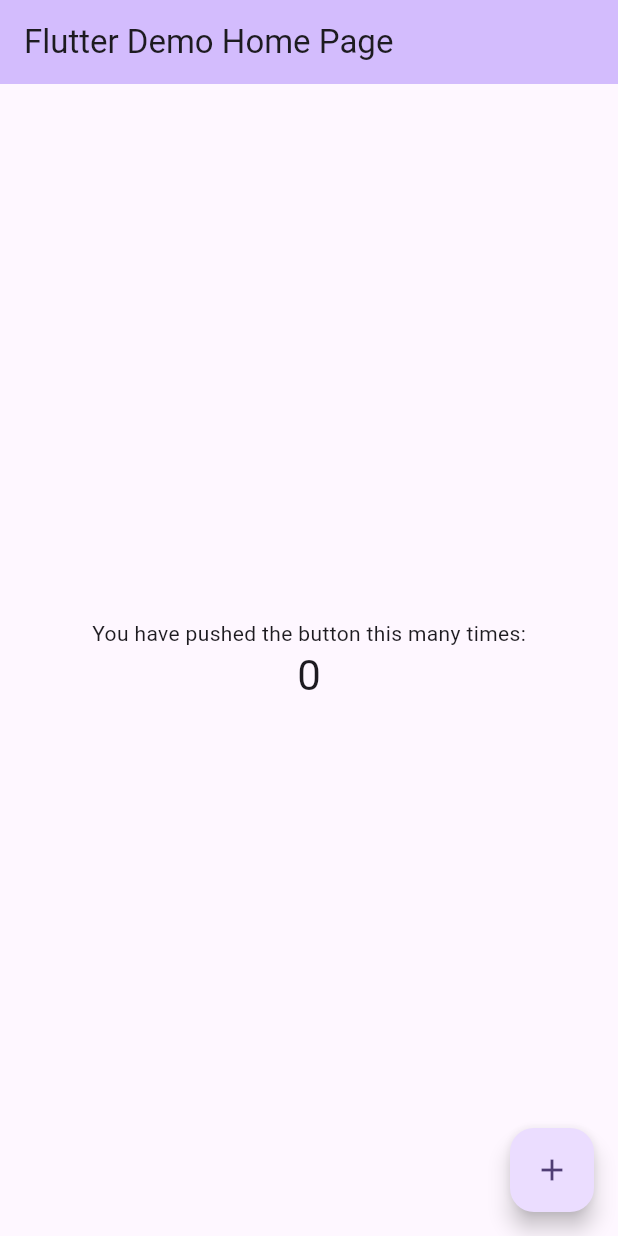
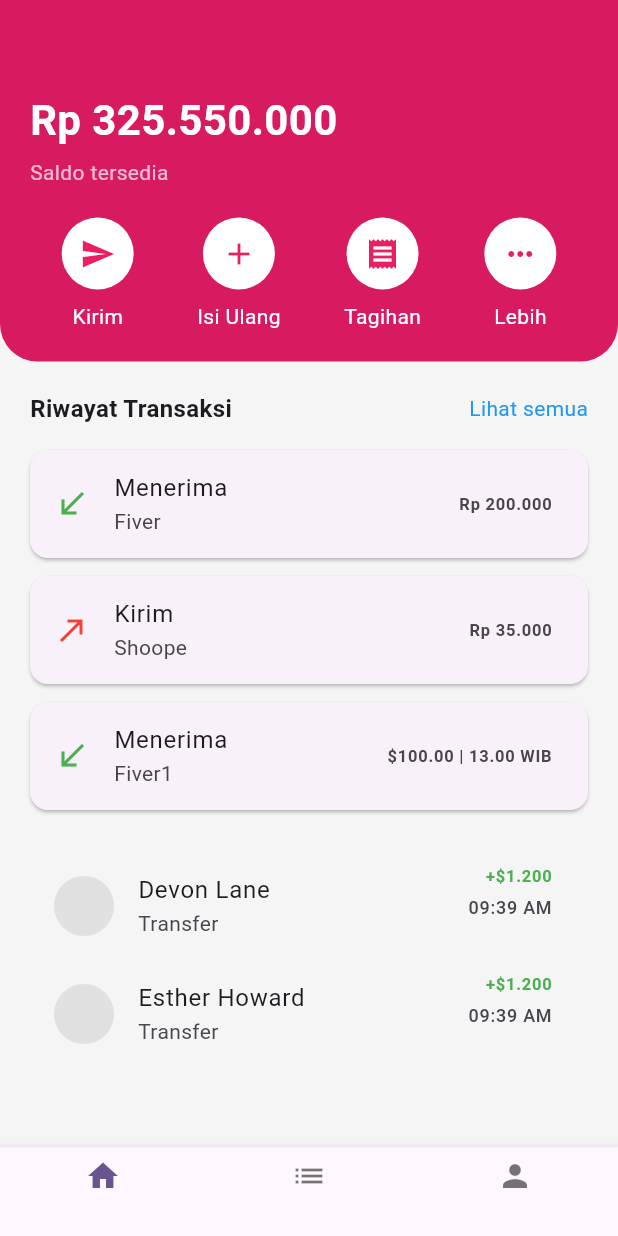
Before and after one commit to llyuww/project_dompetku, a Flutter app: the screen it shows after launch, on a phone screen of 412 x 824 dp. Run offline on Flutter 3.47's test engine with Material 3 defaults, Android fonts, the phone set to English and light mode, and no system bars.

Commit message:
Tambah File Dashboard

```diff
--- /dev/null
+++ b/lib/dashboard_screen.dart
@@ -0,0 +1,168 @@
+import 'package:flutter/material.dart';
+
+class DashboardScreen
+ extends StatefulWidget {
+  @override
+  _DashboardScreenState createState() => _DashboardScreenState();
+}
+
+class _DashboardScreenState extends State<DashboardScreen> {
+  @override
+  Widget build(BuildContext context) {
+    return Scaffold(
+      backgroundColor: Colors.grey.shade100,
+      body: Column(
+        children: [
+          // Header
+          Container(
+            padding: EdgeInsets.only(top: 60, left: 20, right: 20, bottom: 20),
+            decoration: BoxDecoration(
+              color: Colors.pink.shade600,
+              borderRadius: BorderRadius.vertical(
+                bottom: Radius.circular(25),
+              ),
+            ),
+            child: Column(
+              crossAxisAlignment: CrossAxisAlignment.start,
+              children: [
+                Text(
+                  'Rp 325.550.000',
+                  style: TextStyle(
+                    fontSize: 28,
+                    fontWeight: FontWeight.bold,
+                    color: Colors.white,
+                  ),
+                ),
+                SizedBox(height: 5),
+                Text(
+                  'Saldo tersedia',
+                  style: TextStyle(
+                    color: Colors.white70,
+                    fontSize: 14,
+                  ),
+                ),
+                SizedBox(height: 20),
+                Row(
+                  mainAxisAlignment: MainAxisAlignment.spaceAround,
+                  children: [
+                    actionButton(Icons.send, 'Kirim'),
+                    actionButton(Icons.add, 'Isi Ulang'),
+                    actionButton(Icons.receipt, 'Tagihan'),
+                    actionButton(Icons.more_horiz, 'Lebih'),
+                  ],
+                )
+              ],
+            ),
+          ),
+
+          // Riwayat Transaksi
+          Expanded(
+            child: ListView(
+              padding: EdgeInsets.all(20),
+              children: [
+                Row(
+                  mainAxisAlignment: MainAxisAlignment.spaceBetween,
+                  children: [
+                    Text(
+                      'Riwayat Transaksi',
+                      style: TextStyle(fontWeight: FontWeight.bold, fontSize: 16),
+                    ),
+                    Text(
+                      'Lihat semua',
+                      style: TextStyle(color: Colors.blue),
+                    ),
+                  ],
+                ),
+                SizedBox(height: 16),
+                transactionTile('Menerima', 'Fiver', 'Rp 200.000'),
+                transactionTile('Kirim', 'Shoope', 'Rp 35.000'),
+                transactionTile('Menerima', 'Fiver1', '\$100.00 | 13.00 WIB'),
+                SizedBox(height: 16),
+                historyItem('Devon Lane', '+\$1.200', '09:39 AM'),
+                historyItem('Esther Howard', '+\$1.200', '09:39 AM'),
+              ],
+            ),
+          ),
+        ],
+      ),
+
+      // Bottom Navigation
+      bottomNavigationBar: BottomNavigationBar(
+        items: [
+          BottomNavigationBarItem(
+            icon: Icon(Icons.home),
+            label: '',
+          ),
+          BottomNavigationBarItem(
+            icon: Icon(Icons.list),
+            label: '',
+          ),
+          BottomNavigationBarItem(
+            icon: Icon(Icons.person),
+            label: '',
+          ),
+        ],
+      ),
+    );
+  }
+
+  Widget actionButton(IconData icon, String label) {
+    return Column(
+      children: [
+        CircleAvatar(
+          radius: 24,
+          backgroundColor: Colors.white,
+          child: Icon(icon, color: Colors.pink),
+        ),
+        SizedBox(height: 8),
+        Text(
+          label,
+          style: TextStyle(color: Colors.white),
+        )
+      ],
+    );
+  }
+
+  Widget transactionTile(String type, String name, String amount) {
+    return Card(
+      shape: RoundedRectangleBorder(borderRadius: BorderRadius.circular(12)),
+      margin: EdgeInsets.only(bottom: 12),
+      child: ListTile(
+        leading: Icon(
+          type == 'Menerima' ? Icons.call_received : Icons.call_made,
+          color: type == 'Menerima' ? Colors.green : Colors.red,
+        ),
+        title: Text('$type'),
+        subtitle: Text(name),
+        trailing: Text(
+          amount,
+          style: TextStyle(fontWeight: FontWeight.bold),
+        ),
+      ),
+    );
+  }
+
+  Widget historyItem(String name, String amount, String time) {
+    return ListTile(
+      leading: CircleAvatar(
+        backgroundColor: Colors.grey.shade300,
+      ),
+      title: Text(name),
+      subtitle: Text('Transfer'),
+      trailing: Column(
+        crossAxisAlignment: CrossAxisAlignment.end,
+        children: [
+          Text(
+            amount,
+            style: TextStyle(
+              color: Colors.green,
+              fontWeight: FontWeight.bold,
+            ),
+          ),
+          SizedBox(height: 4),
+          Text(time, style: TextStyle(fontSize: 12)),
+        ],
+      ),
+    );
+  }
+}
--- a/lib/main.dart
+++ b/lib/main.dart
@@ -1,4 +1,5 @@
 import 'package:flutter/material.dart';
+import 'package:project_dompetku/dashboard_screen.dart';
 
 void main() {
   runApp(const MyApp());
@@ -16,63 +17,7 @@ class MyApp extends StatelessWidget {
         colorScheme: ColorScheme.fromSeed(seedColor: Colors.deepPurple),
         useMaterial3: true,
       ),
-      home: const MyHomePage(title: 'Flutter Demo Home Page'),
+      home: DashboardScreen (),
     );
   }
 }
-
-class MyHomePage extends StatefulWidget {
-  const MyHomePage({super.key, required this.title});
-
-
-
-  final String title;
-
-  @override
-  State<MyHomePage> createState() => _MyHomePageState();
-}
-
-class _MyHomePageState extends State<MyHomePage> {
-  int _counter = 0;
-
-  void _incrementCounter() {
-    setState(() {
-
-      _counter++;
-    });
-  }
-
-  @override
-  Widget build(BuildContext context) {
-
-    return Scaffold(
-      appBar: AppBar(
-
-        backgroundColor: Theme.of(context).colorScheme.inversePrimary,
-
-        title: Text(widget.title),
-      ),
-      body: Center(
-
-        child: Column(
-
-          mainAxisAlignment: MainAxisAlignment.center,
-          children: <Widget>[
-            const Text(
-              'You have pushed the button this many times:',
-            ),
-            Text(
-              '$_counter',
-              style: Theme.of(context).textTheme.headlineMedium,
-            ),
-          ],
-        ),
-      ),
-      floatingActionButton: FloatingActionButton(
-        onPressed: _incrementCounter,
-        tooltip: 'Increment',
-        child: const Icon(Icons.add),
-      ),
-    );
-  }
-}
```
Also changed, not shown: lib/kirim_screen.dart (added, +124 -0 lines), lib/splash_screen.dart (added, +84 -0 lines).
